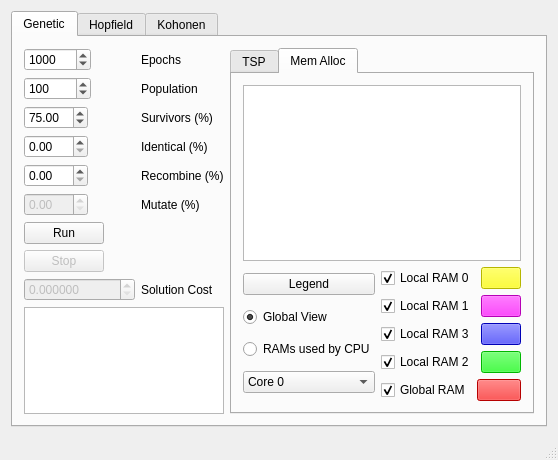
Old version of the form src/mainwindow.ui in the repository balsini/NeuroLab.
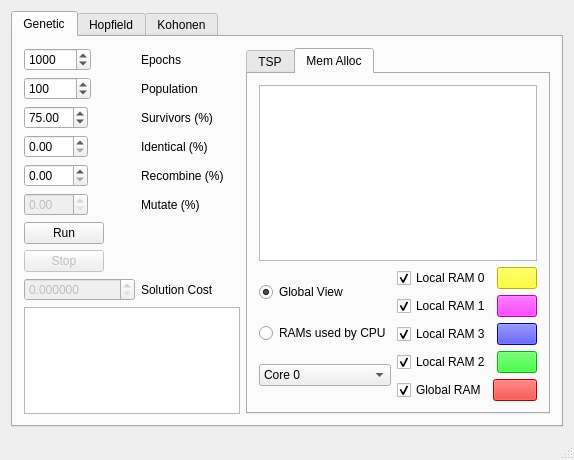
New version of the form. Custom widgets are drawn as their Qt base class.

Commit message: Removed legend, no more required with the new views

Diff of the .ui file:
```diff
--- a/src/mainwindow.ui
+++ b/src/mainwindow.ui
@@ -6,7 +6,7 @@
    <rect>
     <x>0</x>
     <y>0</y>
-    <width>529</width>
+    <width>574</width>
     <height>460</height>
    </rect>
   </property>
@@ -240,13 +240,6 @@
              <layout class="QHBoxLayout" name="horizontalLayout">
               <item>
                <layout class="QVBoxLayout" name="verticalLayout_3">
-                <item>
-                 <widget class="QPushButton" name="MemAllocLegend">
-                  <property name="text">
-                   <string>Legend</string>
-                  </property>
-                 </widget>
-                </item>
                 <item>
                  <widget class="QRadioButton" name="radioButton_3">
                   <property name="text">
```
Left out of the diff: 18 changed lines with no effect on the pictures. The commit also changes 8 other files.
